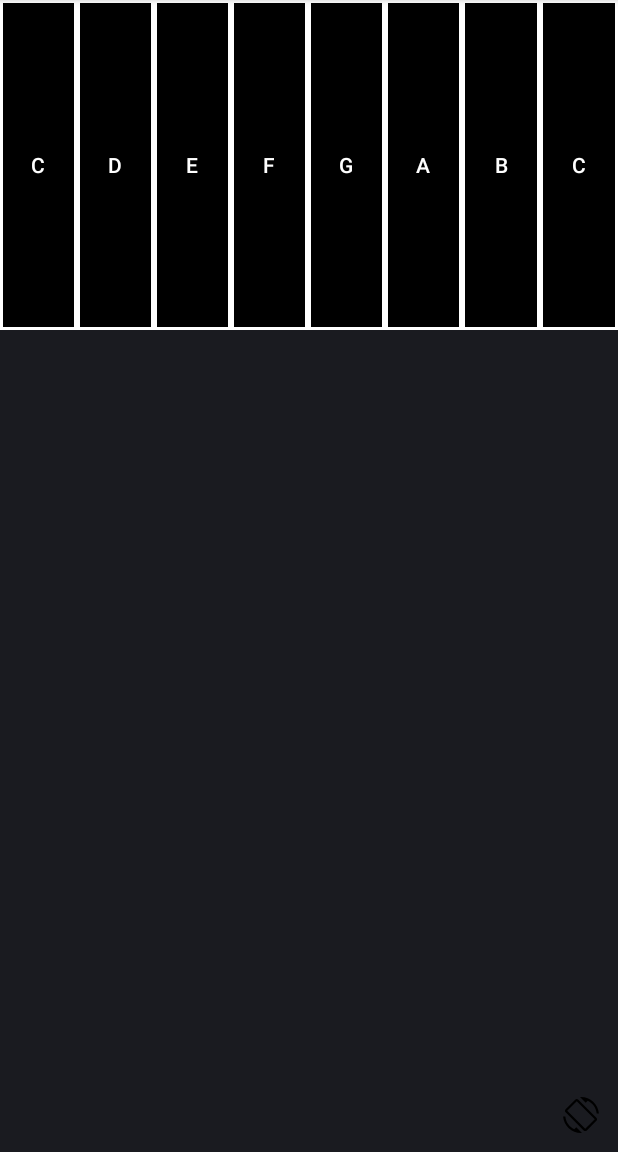
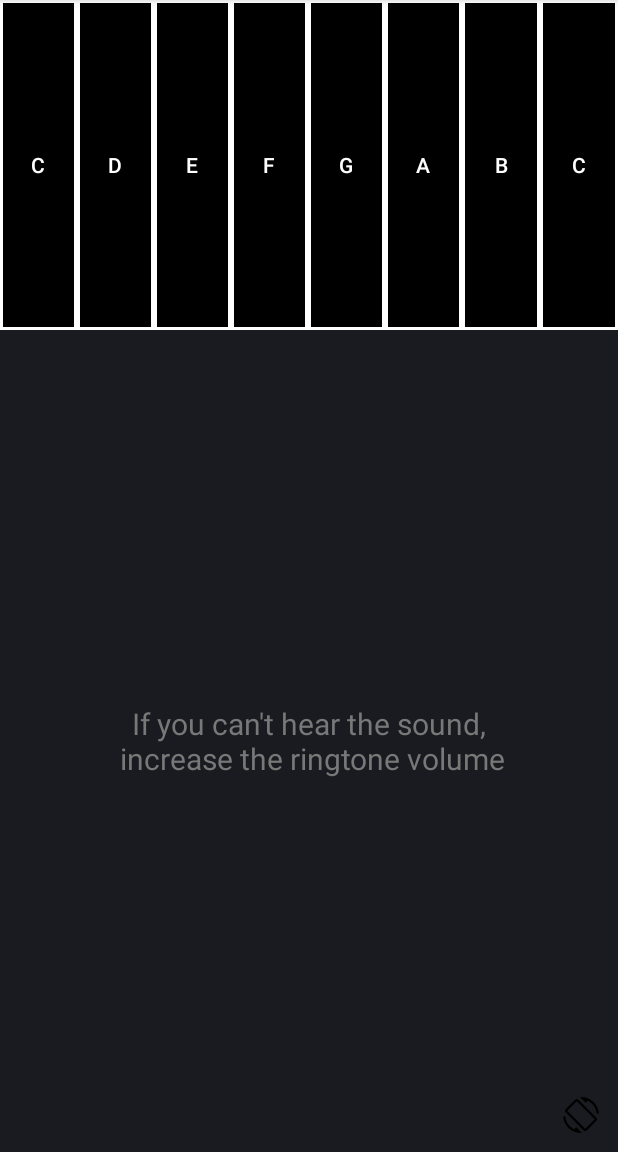
Before and after one commit to Siky55/Android-projects0, an Android app: the layout activity_xylophone.xml on its own in the app's theme, with its tools: preview values and no code run, on a phone screen of 412 x 824 dp, the part 84-1236 px from its top. Run offline under Robolectric (Android 15) with nearby library versions, the phone set to English and light mode, and no system bars.

Commit message:
Upozorneni v activity_xylophone.xml

```diff
--- a/app/src/main/res/layout/activity_xylophone.xml
+++ b/app/src/main/res/layout/activity_xylophone.xml
@@ -112,6 +112,20 @@
             app:layout_constraintBottom_toBottomOf="parent"
             app:layout_constraintEnd_toEndOf="parent" />
 
+        <TextView
+            android:id="@+id/textView"
+            android:layout_width="wrap_content"
+            android:layout_height="wrap_content"
+            android:text="@string/sound_info"
+            android:textAlignment="center"
+            android:textAllCaps="false"
+            android:textSize="20dp"
+            android:textColor="@color/gray"
+            app:layout_constraintBottom_toBottomOf="parent"
+            app:layout_constraintEnd_toEndOf="parent"
+            app:layout_constraintStart_toStartOf="parent"
+            app:layout_constraintTop_toTopOf="parent" />
+
     </androidx.constraintlayout.widget.ConstraintLayout>
 
 </LinearLayout>
--- a/app/src/main/res/values/strings.xml
+++ b/app/src/main/res/values/strings.xml
@@ -14,6 +14,8 @@
     <string name="quiz">Quiz</string>
     <string name="metronome">Metronome</string>
     <string name="xylophone">Xylophone</string>
+
+    <string name="sound_info">If you can\'t hear the sound,\n increase the ringtone volume</string>
 
     <string name="lorem_ipsum">
         Lorem ipsum dolor sit amet, consectetur adipiscing elit. Nam in scelerisque sem. Mauris
```
